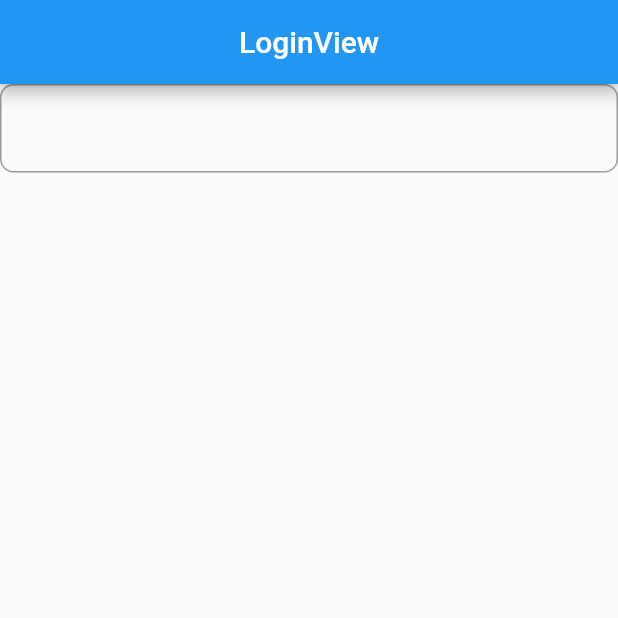
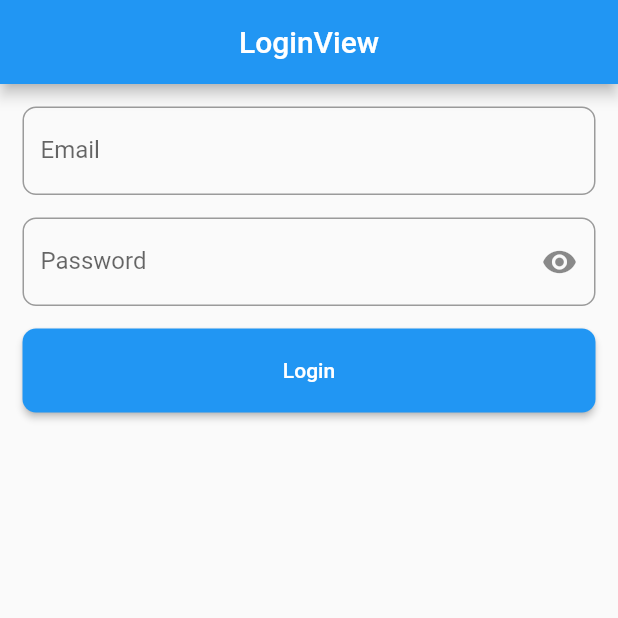
Before and after one commit to C9Teenz/qr_code, a Flutter app: the screen it shows after launch, on a phone screen of 412 x 824 dp, the top half of it. Run offline on Flutter 3.47's test engine with Material 2 defaults, Android fonts, the phone set to English and light mode, and no system bars; our stand-ins replace get.

Commit message:
add widget login page

```diff
--- a/lib/app/modules/login/views/login_view.dart
+++ b/lib/app/modules/login/views/login_view.dart
@@ -5,7 +5,9 @@ import 'package:get/get.dart';
 import '../controllers/login_controller.dart';
 
 class LoginView extends GetView<LoginController> {
-  const LoginView({Key? key}) : super(key: key);
+  LoginView({Key? key}) : super(key: key);
+  final TextEditingController emailC = TextEditingController();
+  final TextEditingController passC = TextEditingController();
   @override
   Widget build(BuildContext context) {
     return Scaffold(
@@ -14,11 +16,47 @@ class LoginView extends GetView<LoginController> {
           centerTitle: true,
         ),
         body: ListView(
+          padding: const EdgeInsets.all(15),
           children: [
             TextFormField(
+              keyboardType: TextInputType.emailAddress,
+              controller: emailC,
               decoration: InputDecoration(
                   border: OutlineInputBorder(
+                    borderRadius: BorderRadius.circular(9),
+                  ),
+                  labelText: 'Email'),
+            ),
+            const SizedBox(
+              height: 15,
+            ),
+            Obx(
+              () => TextFormField(
+                keyboardType: TextInputType.text,
+                controller: passC,
+                obscureText: controller.ishidden.value,
+                decoration: InputDecoration(
+                    suffixIcon: IconButton(
+                        onPressed: () => controller.ishidden.toggle(),
+                        icon: Icon(controller.ishidden.value == true
+                            ? Icons.remove_red_eye
+                            : Icons.remove_red_eye_outlined)),
+                    border: OutlineInputBorder(
+                      borderRadius: BorderRadius.circular(9),
+                    ),
+                    labelText: 'Password'),
+              ),
+            ),
+            const SizedBox(
+              height: 15,
+            ),
+            ElevatedButton(
+              style: ElevatedButton.styleFrom(
+                  padding: const EdgeInsets.symmetric(vertical: 20),
+                  shape: RoundedRectangleBorder(
                       borderRadius: BorderRadius.circular(9))),
+              onPressed: () {},
+              child: const Text('Login'),
             )
           ],
         ));
--- a/lib/app/routes/app_pages.dart
+++ b/lib/app/routes/app_pages.dart
@@ -24,7 +24,7 @@ class AppPages {
     ),
     GetPage(
       name: _Paths.login,
-      page: () => const LoginView(),
+      page: () => LoginView(),
       binding: LoginBinding(),
     ),
     GetPage(
```
Also changed, not shown: lib/app/modules/login/controllers/login_controller.dart (+1 -19 lines).
